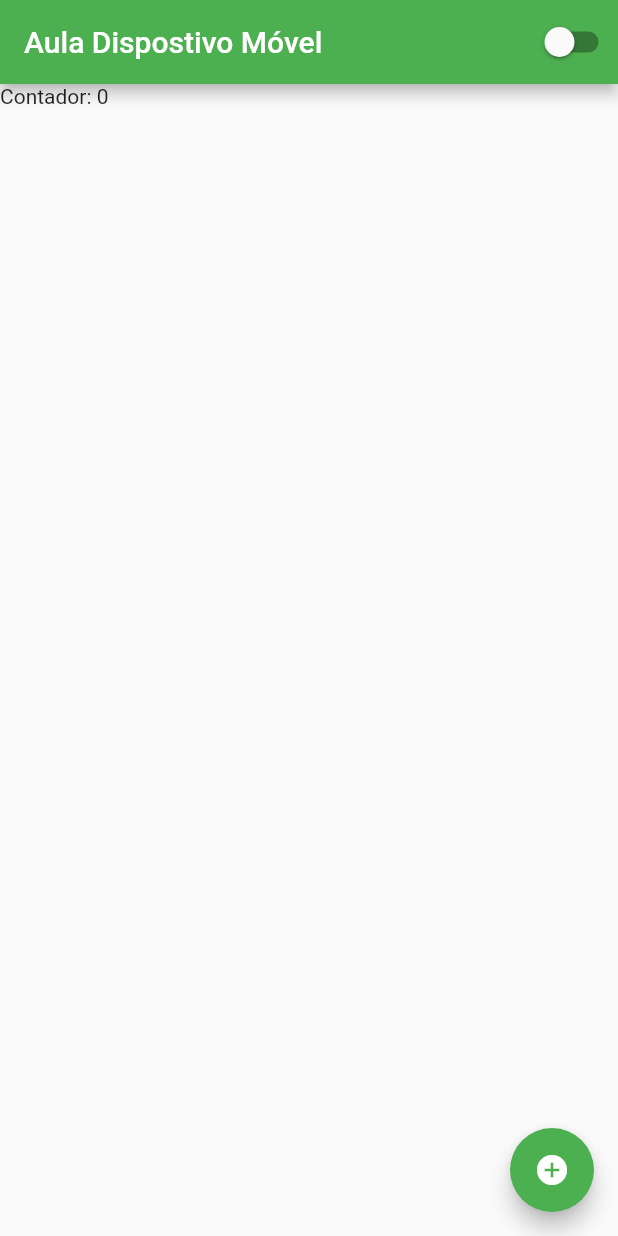
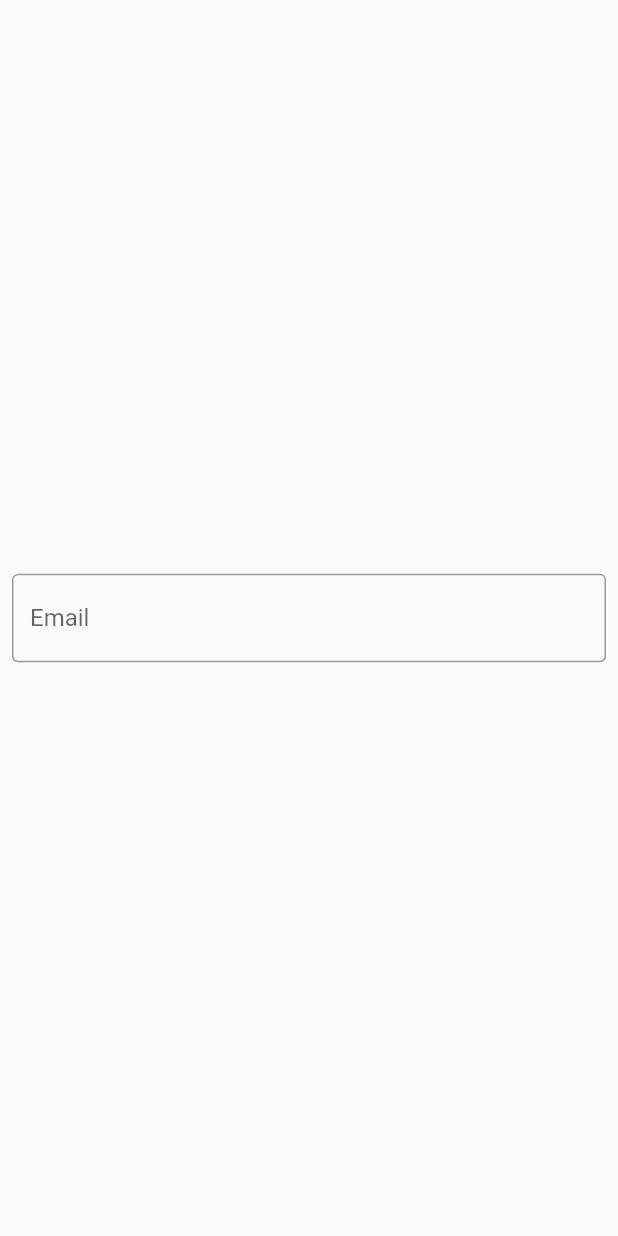
Before and after one commit to claytonferraz/flutter_aula2021_1, a Flutter app: the screen it shows after launch, on a phone screen of 412 x 824 dp. Run offline on Flutter 3.47's test engine with Material 2 defaults, Android fonts, the phone set to English and light mode, and no system bars.

Commit message:
Aula 1.12.1
Text input com decorator email

```diff
--- a/lib/app_widget.dart
+++ b/lib/app_widget.dart
@@ -3,6 +3,7 @@ import 'package:flutter/material.dart';
 // import a nova class gerada
 import 'app_controller.dart';
 import 'home_page.dart';
+import 'login_page.dart';
 
 // fazer os imports
 
@@ -20,7 +21,7 @@ class AppWidget extends StatelessWidget {
                 ? Brightness.dark
                 : Brightness.light,
           ),
-          home: HomePage(),
+          home: LoginPage(),
         );
       },
     );
--- a/lib/home_page.dart
+++ b/lib/home_page.dart
@@ -27,52 +27,8 @@ class HomePageState extends State<HomePage> {
         width: double.infinity,
         height: double.infinity,
         child: ListView(
-          // scrollDirection: Axis.horizontal,
-          scrollDirection: Axis.vertical,
           children: [
             Text('Contador: $counter'),
-            Container(
-              height: 50,
-            ),
-            Container(
-              height: 50,
-            ),
-            Container(
-              height: 50,
-            ),
-            Container(
-              height: 50,
-            ),
-            Container(
-              height: 50,
-            ),
-            Container(
-              height: 50,
-            ),
-            Container(
-              height: 50,
-            ),
-            Container(
-              height: 50,
-            ),
-            Container(
-              height: 50,
-            ),
-            Container(
-              height: 50,
-            ),
-            Container(
-              height: 50,
-            ),
-            Container(
-              height: 50,
-            ),
-            Container(
-              height: 50,
-            ),
-            Container(
-              height: 50,
-            ),
             Container(
               height: 50,
             ),
--- /dev/null
+++ b/lib/login_page.dart
@@ -0,0 +1,33 @@
+import 'package:flutter/cupertino.dart';
+import 'package:flutter/material.dart';
+
+class LoginPage extends StatefulWidget {
+  @override
+  _LoginPageState createState() => _LoginPageState();
+}
+
+class _LoginPageState extends State<LoginPage> {
+  @override
+  Widget build(BuildContext context) {
+    return Material(
+      child: SizedBox(
+        width: double.infinity,
+        height: double.infinity,
+        child: Padding(
+          padding: const EdgeInsets.all(8.0),
+          child: Column(
+            mainAxisAlignment: MainAxisAlignment.center,
+            children: [
+              TextField(
+                decoration: InputDecoration(
+                  labelText: 'Email',
+                  border: OutlineInputBorder(),
+                ),
+              ),
+            ],
+          ),
+        ),
+      ),
+    );
+  }
+}
```
